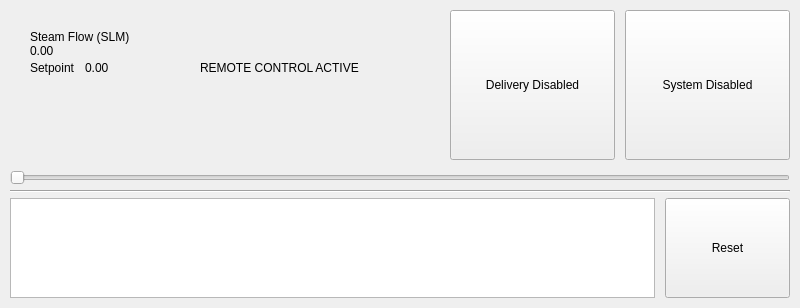
Qt form ui/resources/RunPage_widget.ui (tamdak-dan/rch-steamer) before a commit.
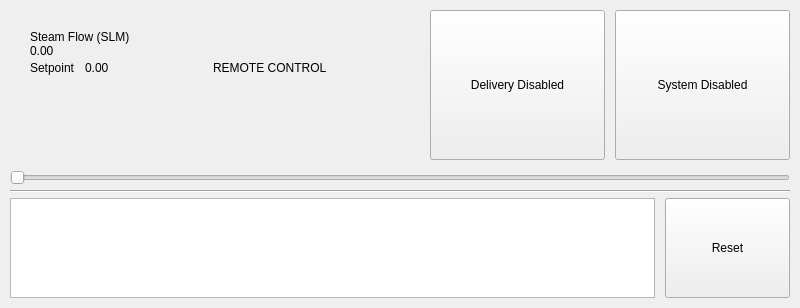
The same form after that commit.

Commit message:
Widen Delivery/System buttons to 175px; shorten the remote banner
- PLC_bCmdDelivery and PLC_bCmdSes minimum width 165 -> 175px.
- That pushed the run page to 805px with the remote banner showing
  (812px with a 3-digit flow), past the 800px screen. Banner text
  "REMOTE CONTROL ACTIVE" -> "REMOTE CONTROL" (tooltip unchanged).
  Window now needs 698px in local mode and 745-752px in remote.

Claude-Session: https://claude.ai/code/session_01DpXPRdHiQR1SXg7JssSBq7

```diff
--- a/ui/resources/RunPage_widget.ui
+++ b/ui/resources/RunPage_widget.ui
@@ -169,7 +169,7 @@
                   <bool>false</bool>
                  </property>
                  <property name="text">
-                  <string>REMOTE CONTROL ACTIVE</string>
+                  <string>REMOTE CONTROL</string>
                  </property>
                  <property name="toolTip">
                   <string>Switch to Local on the System page to use these controls.</string>
@@ -216,7 +216,7 @@
              </property>
              <property name="minimumSize">
               <size>
-               <width>165</width>
+               <width>175</width>
                <height>150</height>
               </size>
              </property>
@@ -238,7 +238,7 @@
              </property>
              <property name="minimumSize">
               <size>
-               <width>165</width>
+               <width>175</width>
                <height>150</height>
               </size>
              </property>
```
